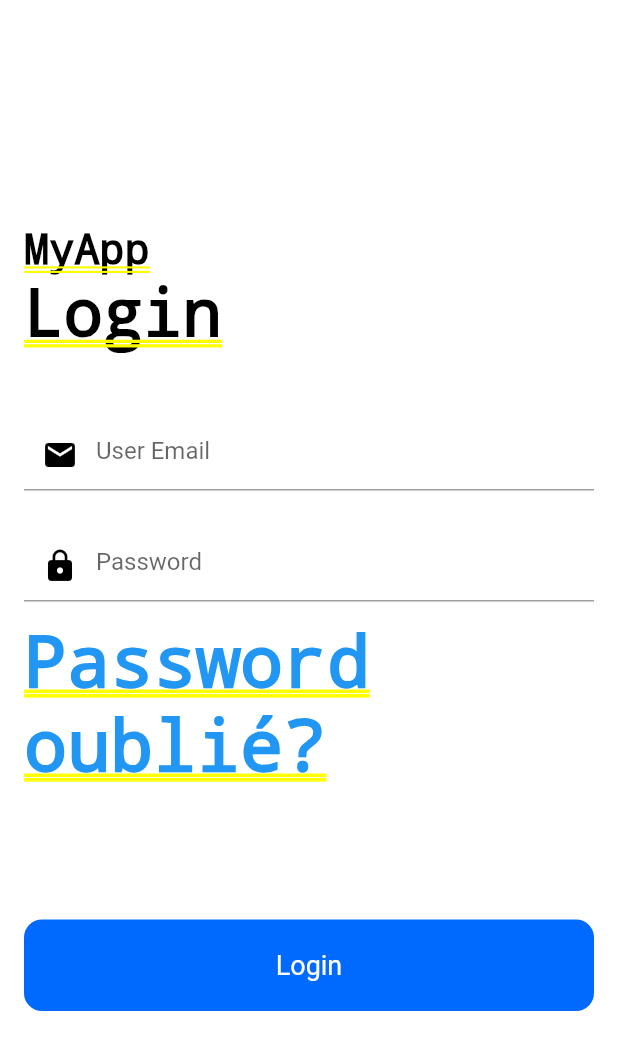
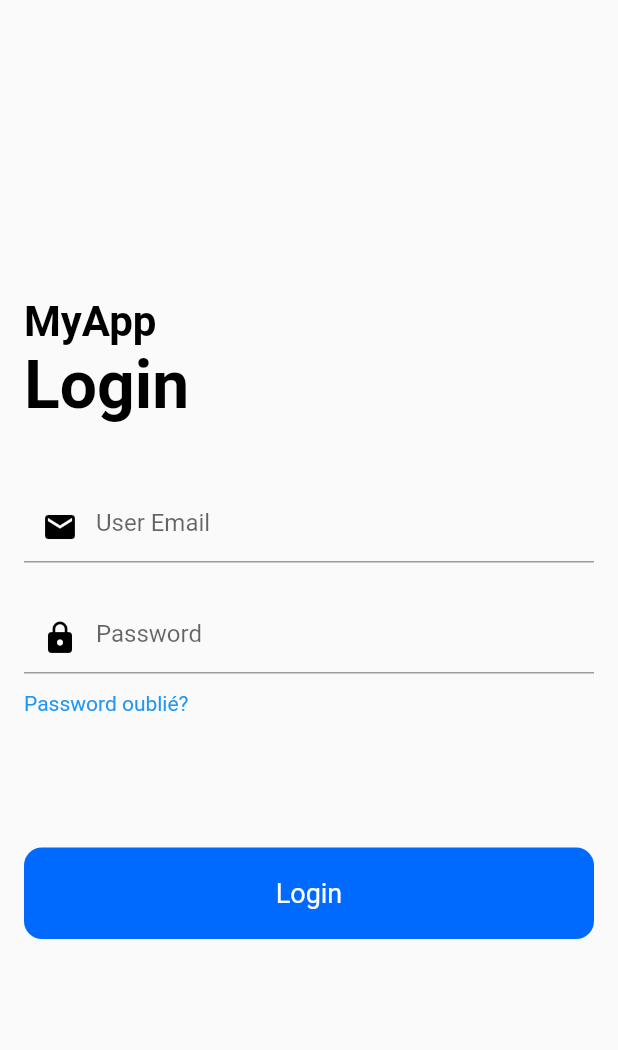
Before and after one commit to etiamayedze/master_project, a Flutter app: the screen it shows after launch, on a phone screen of 412 x 824 dp. Shown: the top 1050 px of the screen. Run offline on Flutter 3.47's test engine with Material 2 defaults, Android fonts, the light colour scheme and no system bars.

Commit message:
:bug: :wrench: fix bug and update kotlin version

```diff
--- a/lib/screens/authentication/authentication.dart
+++ b/lib/screens/authentication/authentication.dart
@@ -1,4 +1,3 @@
-import 'package:flutter/cupertino.dart';
 import 'package:flutter/material.dart';
 
 class LoginScreen extends StatefulWidget {
@@ -11,8 +10,8 @@ class LoginScreen extends StatefulWidget {
 class _LoginScreenState extends State<LoginScreen> {
   @override
   Widget build(BuildContext context) {
-    return
-      Padding(
+    return Scaffold(
+      body: Padding(
         padding: const EdgeInsets.all(16.0),
         child: Column(
           mainAxisAlignment: MainAxisAlignment.center,
@@ -60,15 +59,15 @@ class _LoginScreenState extends State<LoginScreen> {
             const SizedBox(
               height: 88.0,
             ),
-          Container(
+            SizedBox(
               width: double.infinity,
               child: RawMaterialButton(
-              fillColor: Color(0xFF0069FE),
+                fillColor: const Color(0xFF0069FE),
                 elevation: 0.0,
-              padding: EdgeInsets.symmetric(vertical: 20.0),
+                padding: const EdgeInsets.symmetric(vertical: 20.0),
                 shape: RoundedRectangleBorder(borderRadius: BorderRadius.circular(12.0)),
                 onPressed: () {},
-              child: Text("Login",
+                child: const Text("Login",
                   style: TextStyle(
                     color: Colors.white,
                     fontSize: 18.0,
@@ -79,6 +78,8 @@ class _LoginScreenState extends State<LoginScreen> {
           ],
 
         ),
+      ),
     );
+
   }
 }
```
Also changed, not shown: 2 other files. Lines whose indentation alone changed are shown as unchanged.
